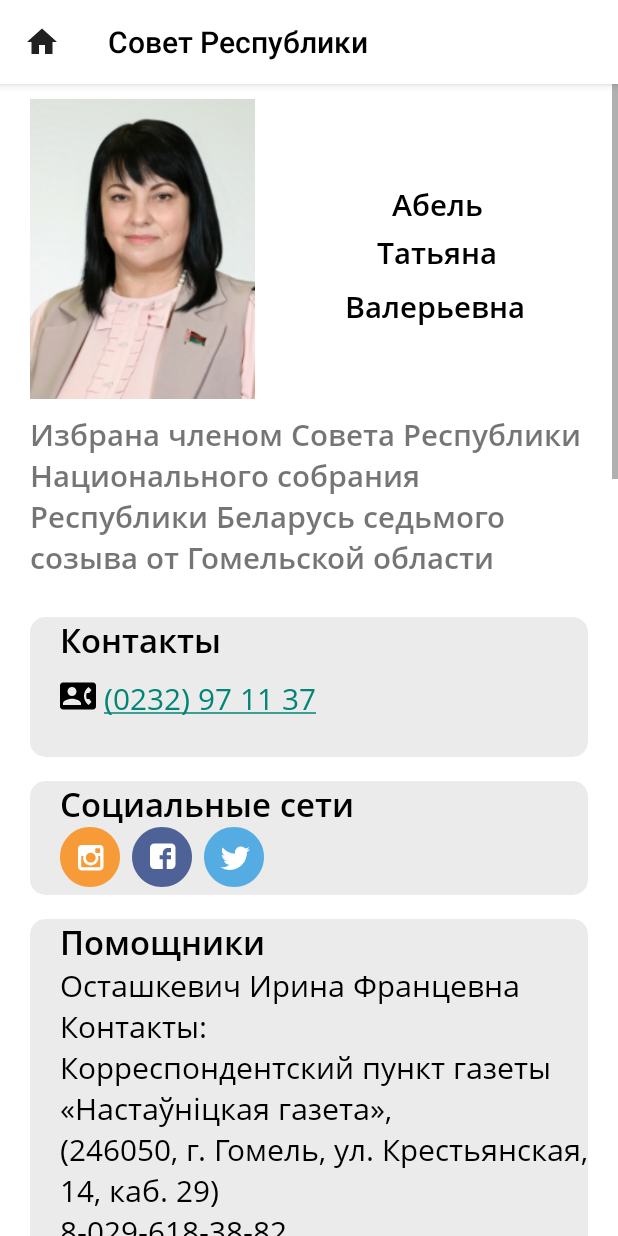
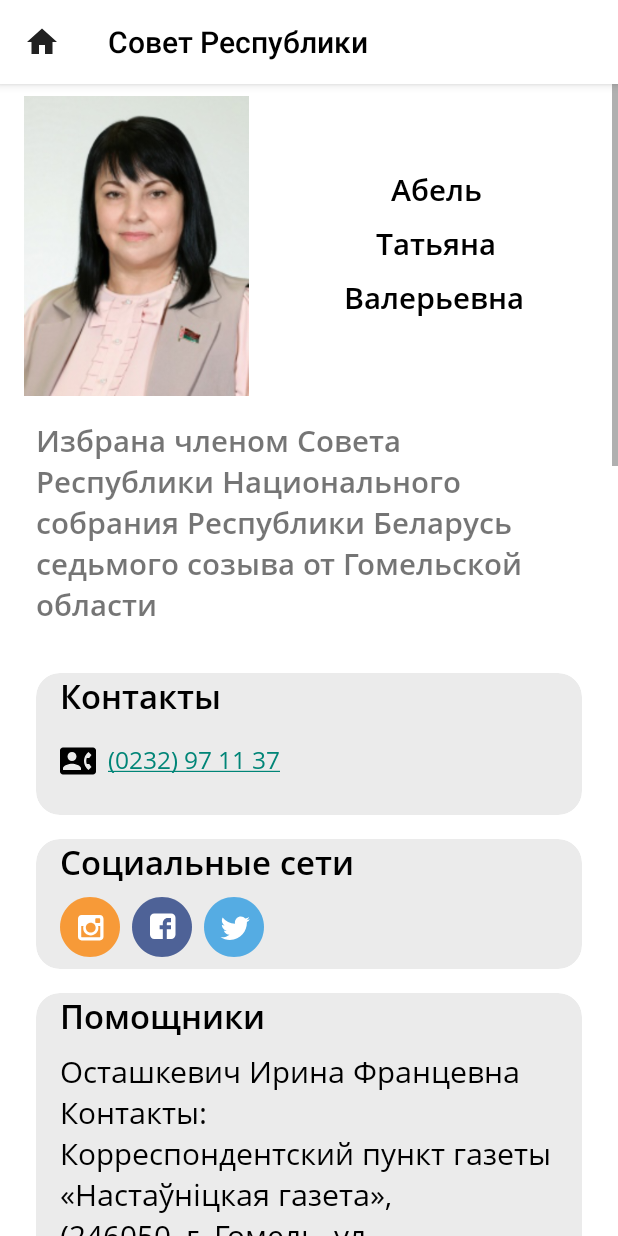
Before and after one commit to Vadimohka/by.gov.house, an Android app: the screen it shows after launch (HumanActivity), after a tap on "Абель", on a phone screen of 412 x 824 dp. Run offline under Robolectric (Android 15) with nearby library versions, the phone set to English and light mode, and no system bars; our stand-ins replace navigation-ui.

Commit message:
Правки предрелиз + Исправлен Human

```diff
--- a/app/build.gradle
+++ b/app/build.gradle
@@ -10,7 +10,7 @@ android {
         applicationId "by.gov.house"
         minSdkVersion 23
         targetSdkVersion 30
-        versionCode 18
+        versionCode 20
         versionName "1.03"
 
         testInstrumentationRunner "androidx.test.runner.AndroidJUnitRunner"
@@ -45,5 +45,5 @@ dependencies {
     annotationProcessor 'androidx.room:room-compiler:2.2.6'
     androidTestImplementation 'androidx.test.espresso:espresso-core:3.3.0'
     androidTestImplementation 'androidx.test.ext:junit:1.1.2'
-    testImplementation 'junit:junit:4.13.1'
+    testImplementation 'junit:junit:4.13.2'
 }
--- a/app/src/main/java/by/gov/house/Activities/HumanActivity.java
+++ b/app/src/main/java/by/gov/house/Activities/HumanActivity.java
@@ -69,11 +69,11 @@ public class HumanActivity extends AppCompatActivity {
         Iweb = findViewById(R.id.isite);
         if(arguments.getBoolean("bool")) {
             information = deputatsDictionary.get(arguments.getString("id"));
-            setTitle("Депутат VII созыва");
+            setTitle(R.string.title_dashboard);
         }
         else {
             information = republicsDictionary.get(arguments.getString("id"));
-            setTitle("Совет Республики");
+            setTitle(R.string.title_home);
         }
         photo.setImageResource(getResources().getIdentifier("drawable/"+information.image, null, getPackageName()));
         okrug.setText(information.okrug);
--- a/app/src/main/res/layout/activity_human.xml
+++ b/app/src/main/res/layout/activity_human.xml
@@ -11,7 +11,7 @@
     <LinearLayout
         android:layout_width="match_parent"
         android:layout_height="wrap_content"
-        android:layout_margin="10dp"
+        android:layout_margin="8dp"
         android:orientation="vertical">
 
         <androidx.constraintlayout.widget.ConstraintLayout
@@ -19,7 +19,7 @@
             android:layout_height="wrap_content">
 
             <ImageView
-                android:layout_marginStart="10dp"
+                android:layout_marginStart="8dp"
                 android:id="@+id/photo"
                 android:layout_width="150dp"
                 android:layout_height="200dp"
@@ -31,7 +31,7 @@
                 android:id="@+id/name1"
                 android:layout_width="wrap_content"
                 android:layout_height="wrap_content"
-                android:layout_marginTop="56dp"
+                android:layout_marginTop="48dp"
                 android:fontFamily="@font/opensans_semibold"
                 android:textColor="@color/text"
                 android:textSize="20sp"
@@ -45,7 +45,7 @@
                 android:id="@+id/name2"
                 android:layout_width="wrap_content"
                 android:layout_height="wrap_content"
-                android:layout_marginTop="4dp"
+                android:layout_marginTop="8dp"
                 android:fontFamily="@font/opensans_semibold"
                 android:textColor="@color/text"
                 android:textSize="20sp"
@@ -72,7 +72,7 @@
         </androidx.constraintlayout.widget.ConstraintLayout>
 
         <TextView
-            android:layout_margin="10dp"
+            android:layout_margin="16dp"
             android:layout_width="wrap_content"
             android:layout_height="wrap_content"
             android:id="@+id/okrug"
@@ -84,21 +84,21 @@
             android:layout_width="match_parent"
             android:layout_height="wrap_content"
             android:layout_marginTop="16dp"
-            android:layout_marginLeft="10dp"
-            android:layout_marginRight="10dp"
+            android:layout_marginLeft="16dp"
+            android:layout_marginRight="16dp"
             android:layout_gravity="center"
             app:cardBackgroundColor="@color/gray"
             app:cardElevation="0dp"
-            app:cardCornerRadius="10dp">
+            app:cardCornerRadius="16dp">
 
             <LinearLayout
                 android:layout_width="match_parent"
                 android:layout_height="wrap_content"
                 android:orientation="vertical"
-                android:layout_marginBottom="5dp">
+                android:layout_marginBottom="8dp">
 
                 <TextView
-                    android:layout_marginStart="20dp"
+                    android:layout_marginStart="16dp"
                     android:layout_width="wrap_content"
                     android:layout_height="wrap_content"
                     android:fontFamily="@font/opensans_semibold"
@@ -111,22 +111,22 @@
                     android:layout_width="wrap_content"
                     android:layout_height="wrap_content"
                     android:orientation="horizontal"
-                    android:layout_marginTop="10dp">
+                    android:layout_marginTop="16dp">
 
                     <ImageView
                         android:id="@+id/iphone"
                         android:layout_width="wrap_content"
                         android:layout_height="wrap_content"
                         android:src="@drawable/ic_baseline_contact_phone_24"
-                        android:layout_marginStart="20dp"/>
+                        android:layout_marginStart="16dp"/>
 
                     <TextView
                         android:id="@+id/phone"
-                        android:layout_marginStart="5dp"
+                        android:layout_marginStart="8dp"
                         android:layout_width="wrap_content"
                         android:layout_height="wrap_content"
                         android:fontFamily="@font/opensans_regular"
-                        android:textSize="20sp"
+                        android:textSize="16sp"
                         android:autoLink="phone"
                         android:textColor="@color/text"
                         tools:ignore="MissingConstraints"/>
@@ -137,21 +137,21 @@
                     android:layout_width="wrap_content"
                     android:layout_height="wrap_content"
                     android:orientation="horizontal"
-                    android:layout_marginTop="10dp">
+                    android:layout_marginTop="8dp">
 
                     <ImageView
                         android:id="@+id/iemail"
                         android:layout_width="wrap_content"
                         android:layout_height="wrap_content"
                         android:src="@drawable/ic_baseline_email_24"
-                        android:layout_marginStart="20dp"/>
+                        android:layout_marginStart="16dp"/>
 
                     <TextView
-                        android:layout_marginStart="5dp"
+                        android:layout_marginStart="8dp"
                         android:layout_width="wrap_content"
                         android:layout_height="wrap_content"
                         android:fontFamily="@font/opensans_regular"
-                        android:textSize="20sp"
+                        android:textSize="16sp"
                         android:id="@+id/email"
                         android:autoLink="email"
                         android:textColor="@color/text"
@@ -163,21 +163,21 @@
                     android:layout_width="wrap_content"
                     android:layout_height="wrap_content"
                     android:orientation="horizontal"
-                    android:layout_marginTop="10dp">
+                    android:layout_marginTop="8dp">
 
                     <ImageView
                         android:id="@+id/isite"
                         android:layout_width="wrap_content"
                         android:layout_height="wrap_content"
                         android:src="@drawable/ic_chrome"
-                        android:layout_marginStart="20dp"/>
+                        android:layout_marginStart="16dp"/>
 
                     <TextView
-                        android:layout_marginStart="5dp"
+                        android:layout_marginStart="8dp"
                         android:layout_width="wrap_content"
                         android:layout_height="wrap_content"
                         android:fontFamily="@font/opensans_regular"
-                        android:textSize="20sp"
+                        android:textSize="16sp"
                         android:id="@+id/site"
                         android:autoLink="web"
                         android:textColor="@color/text"
@@ -194,22 +194,22 @@
             android:layout_width="match_parent"
             android:layout_height="wrap_content"
             android:layout_marginTop="16dp"
-            android:layout_marginLeft="10dp"
-            android:layout_marginRight="10dp"
-            android:paddingBottom="10dp"
+            android:layout_marginLeft="16dp"
+            android:layout_marginRight="16dp"
+            android:paddingBottom="16dp"
             android:layout_gravity="center"
             app:cardBackgroundColor="@color/gray"
             app:cardElevation="0dp"
-            app:cardCornerRadius="10dp">
+            app:cardCornerRadius="16dp">
 
             <LinearLayout
                 android:layout_width="match_parent"
                 android:layout_height="wrap_content"
-                android:layout_marginBottom="5dp"
+                android:layout_marginBottom="8dp"
                 android:orientation="vertical">
 
                 <TextView
-                    android:layout_marginStart="20dp"
+                    android:layout_marginStart="16dp"
                     android:layout_width="wrap_content"
                     android:layout_height="wrap_content"
                     android:fontFamily="@font/opensans_semibold"
@@ -221,7 +221,8 @@
                 <LinearLayout
                     android:layout_width="wrap_content"
                     android:layout_height="wrap_content"
-                    android:layout_marginStart="20dp"
+                    android:layout_marginTop="8dp"
+                    android:layout_marginStart="16dp"
                     android:orientation="horizontal">
 
                     <ImageButton
@@ -239,6 +240,7 @@
                         android:src="@drawable/telegram"
                         android:background="@color/gray"
                         android:layout_marginEnd="8dp"/>
+
                     <ImageButton
                         android:id="@+id/instagram"
                         android:layout_width="wrap_content"
@@ -246,6 +248,7 @@
                         android:src="@drawable/instagram"
                         android:background="@color/gray"
                         android:layout_marginEnd="8dp"/>
+
                     <ImageButton
                         android:id="@+id/facebook"
                         android:layout_width="wrap_content"
@@ -253,6 +256,7 @@
                         android:src="@drawable/facebook"
                         android:background="@color/gray"
                         android:layout_marginEnd="8dp"/>
+
                     <ImageButton
                         android:id="@+id/twitter"
                         android:layout_width="wrap_content"
@@ -260,6 +264,7 @@
                         android:src="@drawable/twitter"
                         android:background="@color/gray"
                         android:layout_marginEnd="8dp"/>
+
                     <ImageButton
                         android:id="@+id/ok"
                         android:layout_width="wrap_content"
@@ -267,6 +272,7 @@
                         android:src="@drawable/ok"
                         android:background="@color/gray"
                         android:layout_marginEnd="8dp"/>
+
                     <ImageButton
                         android:id="@+id/youtube"
                         android:layout_width="wrap_content"
@@ -287,11 +293,11 @@
             android:layout_height="wrap_content"
             android:layout_marginTop="16dp"
             android:layout_gravity="center"
-            android:layout_marginLeft="10dp"
-            android:layout_marginRight="10dp"
+            android:layout_marginLeft="16dp"
+            android:layout_marginRight="16dp"
             app:cardBackgroundColor="@color/gray"
             app:cardElevation="0dp"
-            app:cardCornerRadius="10dp">
+            app:cardCornerRadius="16dp">
 
             <LinearLayout
                 android:layout_width="match_parent"
@@ -299,7 +305,7 @@
                 android:orientation="vertical">
 
                 <TextView
-                    android:layout_marginStart="20dp"
+                    android:layout_marginStart="16dp"
                     android:layout_width="wrap_content"
                     android:layout_height="wrap_content"
                     android:fontFamily="@font/opensans_semibold"
@@ -311,7 +317,9 @@
                 <TextView
                     android:autoLink="phone"
                     android:id="@+id/helper"
-                    android:layout_marginStart="20dp"
+                    android:layout_marginTop="8dp"
+                    android:layout_marginStart="16dp"
+                    android:layout_marginBottom="8dp"
                     android:layout_width="wrap_content"
                     android:layout_height="wrap_content"
                     android:fontFamily="@font/opensans_regular"
@@ -326,13 +334,13 @@
             android:layout_width="match_parent"
             android:layout_height="wrap_content"
             android:layout_marginTop="16dp"
-            android:layout_marginLeft="10dp"
-            android:layout_marginRight="10dp"
+            android:layout_marginLeft="16dp"
+            android:layout_marginRight="16dp"
             android:layout_gravity="center"
-            android:layout_marginBottom="20dp"
+            android:layout_marginBottom="16dp"
             app:cardBackgroundColor="@color/gray"
             app:cardElevation="0dp"
-            app:cardCornerRadius="10dp">
+            app:cardCornerRadius="16dp">
 
             <LinearLayout
                 android:layout_width="match_parent"
@@ -340,7 +348,7 @@
                 android:orientation="vertical">
 
                 <TextView
-                    android:layout_marginStart="20dp"
+                    android:layout_marginStart="16dp"
                     android:layout_width="wrap_content"
                     android:layout_height="wrap_content"
                     android:fontFamily="@font/opensans_semibold"
@@ -351,7 +359,9 @@
 
                 <TextView
                     android:id="@+id/bio"
-                    android:layout_marginStart="20dp"
+                    android:layout_marginStart="16dp"
+                    android:layout_marginTop="8dp"
+                    android:layout_marginBottom="8dp"
                     android:layout_width="wrap_content"
                     android:layout_height="wrap_content"
                     android:fontFamily="@font/opensans_regular"
--- a/app/src/main/res/values/strings.xml
+++ b/app/src/main/res/values/strings.xml
@@ -1,8 +1,10 @@
 <resources>
     <string name="app_name">Парламентарии Беларуси</string>
-    <string name="title_home">Совет республики</string>
+    <string name="title_home">Совет Республики</string>
     <string name="title_dashboard">Депутаты VII созыва</string>
     <string name="title_notifications">Поиск</string>
     <string name="search_sovet">Поиск члена совета</string>
     <string name="search_deputat">Поиск депутата</string>
+    <string name="search_btn_deputat">ПАЛАТА ПРЕДСТАВИТЕЛЕЙ</string>
+    <string name="seatch_btn_soviet">СОВЕТ РЕСПУБЛИКИ</string>
 </resources>
```
Also changed, not shown: app/src/main/res/layout-normal-long/fragment_search.xml (+20 -23 lines), app/src/main/res/layout-normal-notlong/fragment_search.xml (+20 -23 lines), app/src/main/res/layout/fragment_search.xml (+20 -23 lines).
